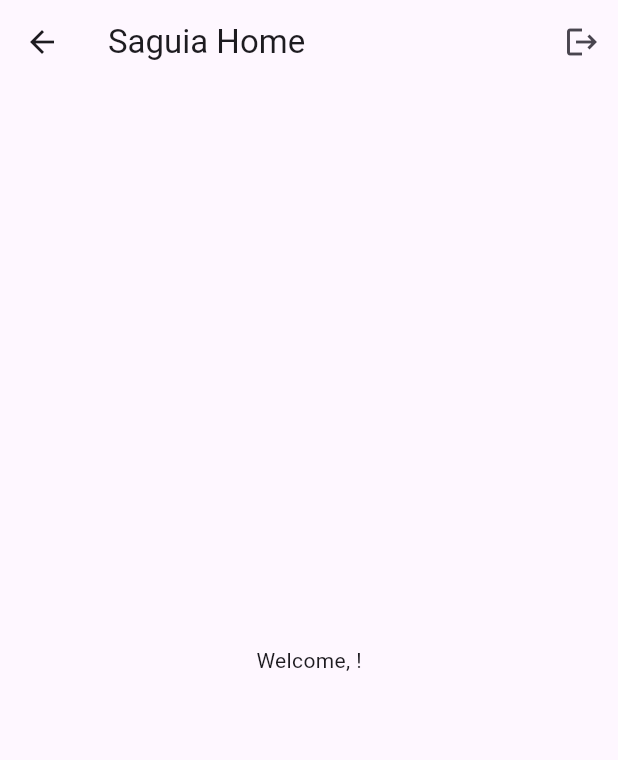
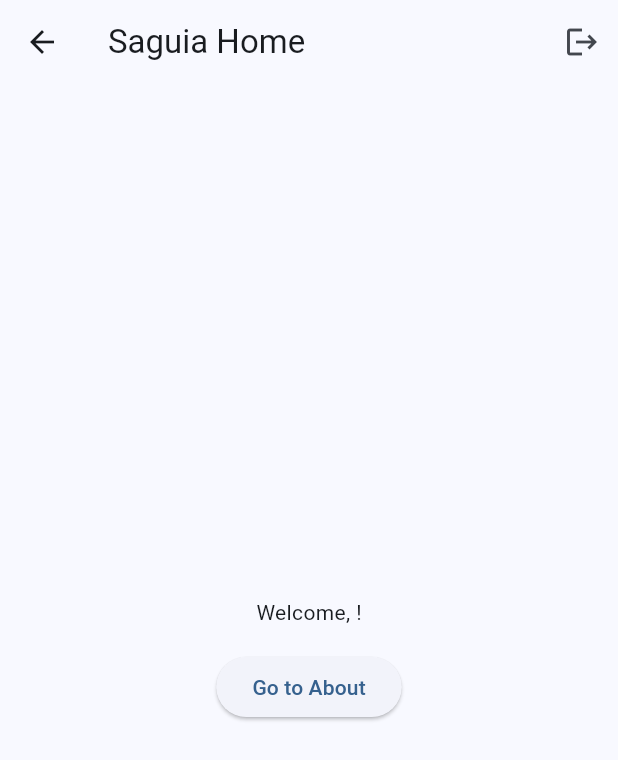
Before and after one commit to 1siwar/saguia, a Flutter app: the HomeScreen screen opened by its route, on a phone screen of 412 x 824 dp. Shown: the top 760 px of the screen. Run offline on Flutter 3.47's test engine with Material 3 defaults, Android fonts, the phone set to English and light mode, and no system bars; our stand-ins replace cloud_firestore, firebase_auth, firebase_core; accounts and stored records are empty.

```diff
--- a/lib/main.dart
+++ b/lib/main.dart
@@ -3,6 +3,7 @@ import 'package:flutter/material.dart';
 import 'firebase_options.dart';
 import 'screens/login_screen.dart';
 import 'screens/home_screen.dart';
+import 'screens/about_screen.dart';
 
 void main() async {
   WidgetsFlutterBinding.ensureInitialized();
@@ -20,12 +21,14 @@ class MyApp extends StatelessWidget {
     return MaterialApp(
       title: 'Saguia',
       theme: ThemeData(
-        primarySwatch: Colors.blue,
+        colorScheme: ColorScheme.fromSeed(seedColor: Colors.blue),
+        useMaterial3: true,
       ),
       initialRoute: '/login',
       routes: {
         '/login': (context) => const LoginScreen(),
         '/home': (context) => const HomeScreen(),
+        '/about': (context) => const AboutScreen(),
       },
     );
   }
--- a/lib/screens/home_screen.dart
+++ b/lib/screens/home_screen.dart
@@ -22,7 +22,19 @@ class HomeScreen extends StatelessWidget {
         ],
       ),
       body: Center(
-        child: Text('Welcome, ${user?.email ?? "User"}!'),
+        child: Column(
+          mainAxisAlignment: MainAxisAlignment.center,
+          children: [
+            Text('Welcome, ${user?.email ?? "User"}!'),
+            const SizedBox(height: 16),
+            ElevatedButton(
+              onPressed: () {
+                Navigator.pushNamed(context, '/about');
+              },
+              child: const Text('Go to About'),
+            ),
+          ],
+        ),
       ),
     );
   }
--- a/lib/screens/login_screen.dart
+++ b/lib/screens/login_screen.dart
@@ -26,7 +26,7 @@ class _LoginScreenState extends State<LoginScreen> {
         {
           'email': userCredential.user!.email,
           'lastLogin': FieldValue.serverTimestamp(),
-          // Add other fields as needed, e.g., 'farmId', 'irrigationSettings'
+          // Add irrigation-specific fields if needed
         },
         SetOptions(merge: true),
       );
```
Also changed, not shown: lib/screens/about_screen.dart (+9 -25 lines), 3 other files.
